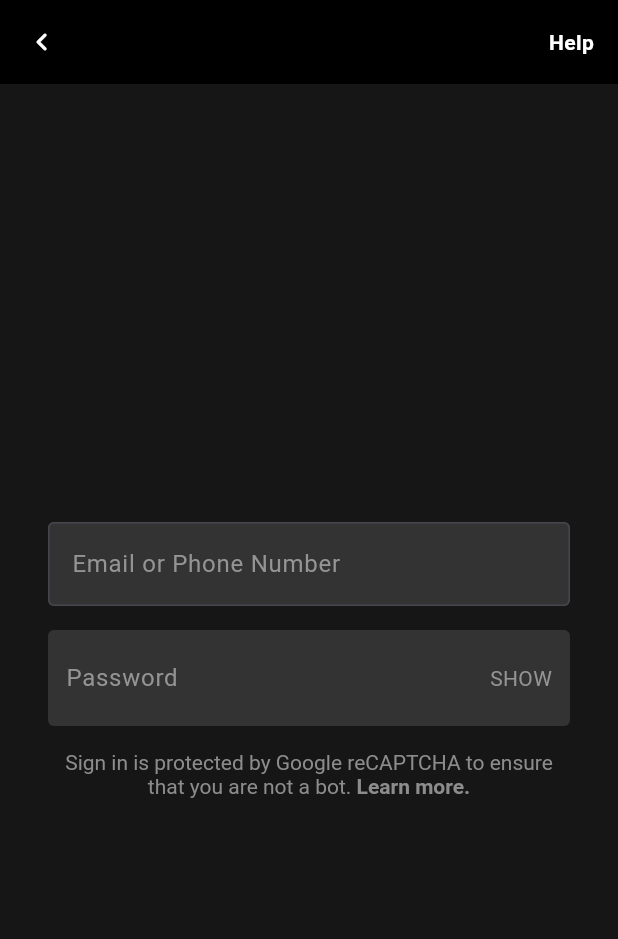
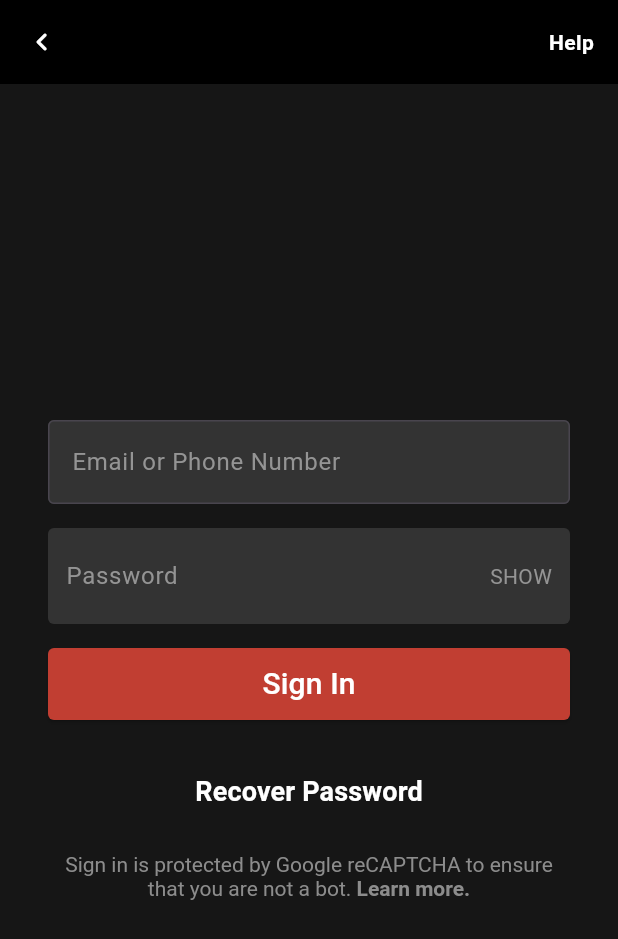
Before and after one commit to zawwinmky/PADC_Flutter_Class, a Flutter app: the screen it shows after launch, on a phone screen of 412 x 824 dp. Shown: the top 939 px of the screen. Run offline on Flutter 3.47's test engine with Material 3 defaults, Android fonts, the phone set to English and light mode, and no system bars.

Commit message:
add button

```diff
--- a/lib/main.dart
+++ b/lib/main.dart
@@ -22,9 +22,14 @@ class NetflixApp extends StatelessWidget {
   }
 }
 
-class NetflixLoginPage extends StatelessWidget {
+class NetflixLoginPage extends StatefulWidget {
   const NetflixLoginPage({super.key});
 
+  @override
+  State<NetflixLoginPage> createState() => _NetflixLoginPageState();
+}
+
+class _NetflixLoginPageState extends State<NetflixLoginPage> {
   @override
   Widget build(BuildContext context) {
     return Scaffold(
@@ -75,6 +80,33 @@ class NetflixLoginPage extends StatelessWidget {
                 height: 16,
               ),
               const PasswordInputView(),
+              const SizedBox(
+                height: 16,
+              ),
+              SizedBox(
+                width: double.infinity,
+                height: 48,
+                child: ElevatedButton(
+                    onPressed: () {},
+                    style: ElevatedButton.styleFrom(
+                      shape: RoundedRectangleBorder(
+                        borderRadius: BorderRadius.circular(4.0),
+                      ),
+                      backgroundColor: const Color.fromRGBO(193, 62, 50, 1.0),
+                    ),
+                    child: const Text("Sign In",style: TextStyle(
+                      fontSize: 20,
+                      color: Colors.white,
+                    ),)),
+              ),
+              const SizedBox(
+                height: 24,
+              ),
+              TextButton(onPressed: (){}, child:const Text("Recover Password",style: TextStyle(
+                color: Colors.white,
+                fontWeight: FontWeight.bold,
+                fontSize: 18,
+              ),)),
               Padding(
                 padding: const EdgeInsets.only(top: 16.0),
                 child: RichText(
@@ -104,10 +136,17 @@ class NetflixLoginPage extends StatelessWidget {
   }
 }
 
-class PasswordInputView extends StatelessWidget {
+class PasswordInputView extends StatefulWidget {
   const PasswordInputView({
     super.key,
   });
+
+  @override
+  State<PasswordInputView> createState() => _PasswordInputViewState();
+}
+
+class _PasswordInputViewState extends State<PasswordInputView> {
+  bool isPasswordHidden = true;
 
   @override
   Widget build(BuildContext context) {
@@ -116,28 +155,36 @@ class PasswordInputView extends StatelessWidget {
         borderRadius: BorderRadius.circular(4.0),
         color: const Color.fromRGBO(51, 51, 51, 1.0),
       ),
-      child: const Padding(
-        padding: EdgeInsets.symmetric(horizontal: 12.0, vertical: 8.0),
+      child: Padding(
+        padding: const EdgeInsets.symmetric(horizontal: 12.0, vertical: 8.0),
         child: Row(
           children: [
             Expanded(
               child: TextField(
-                style: TextStyle(
+                style: const TextStyle(
                   color: Colors.white,
                 ),
-                decoration: InputDecoration(
+                decoration: const InputDecoration(
                   border: InputBorder.none,
                   hintText: "Password",
                   hintStyle: TextStyle(
                     color: Color.fromRGBO(148, 148, 148, 1.0),
                   ),
                 ),
+                obscureText: isPasswordHidden,
               ),
             ),
-            Text(
-              "SHOW",
-              style: TextStyle(
-                color: Color.fromRGBO(148, 148, 148, 1.0),
+            GestureDetector(
+              onTap: () {
+                setState(() {
+                  isPasswordHidden = !isPasswordHidden;
+                });
+              },
+              child: Text(
+                (isPasswordHidden) ? "SHOW" : "HIDE",
+                style: const TextStyle(
+                  color: Color.fromRGBO(148, 148, 148, 1.0),
+                ),
               ),
             ),
           ],
```
